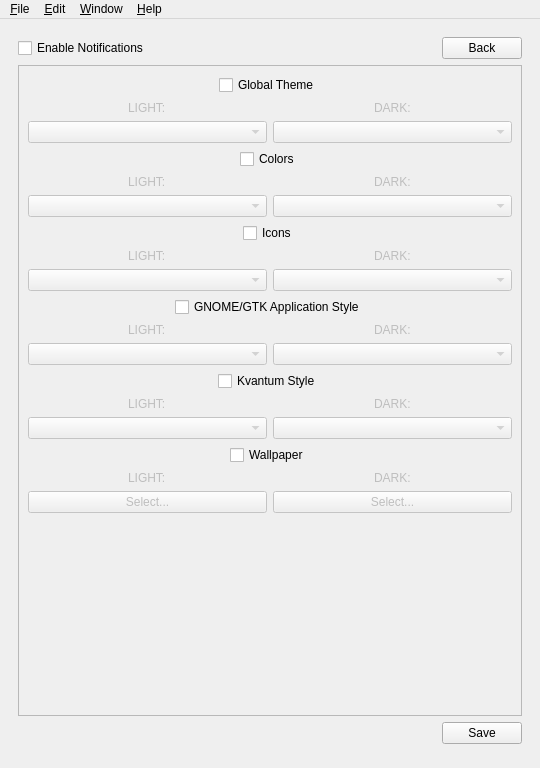
Above: src/ui/mainwindow.ui from baduhai/Koi before the change. Below: the same form after it.
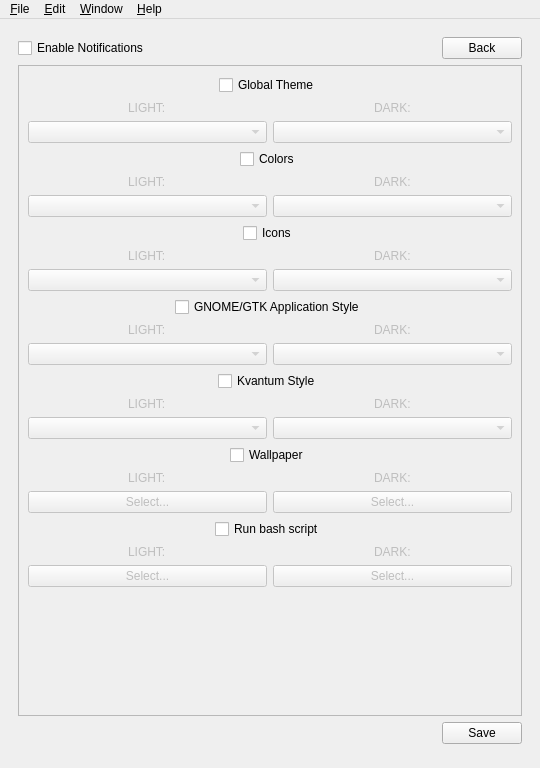
That is the form after the change. The open tabs and pages were chosen to show the change. Icons and pictures are not drawn. Custom widgets are drawn as their Qt base class.

Commit message:
Adding option to run bash scripts at light/dark shift (#96)
* Added run a custom Bash script functionality

* Added `which bash` functionality to replace hardcoded `bin/bash` string, fixed typo in `mainwindow.ui`

```diff
--- a/src/ui/mainwindow.ui
+++ b/src/ui/mainwindow.ui
@@ -677,6 +677,77 @@
               </item>
              </layout>
             </item>
+            <item row="7" column="0" colspan="2">
+              <layout class="QVBoxLayout" name="script">
+               <item alignment="Qt::AlignmentFlag::AlignHCenter">
+                <widget class="QCheckBox" name="scriptCheckBox">
+                 <property name="text">
+                  <string>Run bash script</string>
+                 </property>
+                </widget>
+               </item>
+               <item>
+                <layout class="QHBoxLayout" name="horizontalLayout_16">
+                 <item alignment="Qt::AlignmentFlag::AlignHCenter">
+                  <widget class="QLabel" name="lightScript">
+                   <property name="enabled">
+                    <bool>false</bool>
+                   </property>
+                   <property name="text">
+                    <string>LIGHT:</string>
+                   </property>
+                  </widget>
+                 </item>
+                 <item alignment="Qt::AlignmentFlag::AlignHCenter">
+                  <widget class="QLabel" name="darkScript">
+                   <property name="enabled">
+                    <bool>false</bool>
+                   </property>
+                   <property name="text">
+                    <string>DARK:</string>
+                   </property>
+                  </widget>
+                 </item>
+                </layout>
+               </item>
+               <item>
+                <layout class="QHBoxLayout" name="horizontalLayout_17">
+                 <item>
+                  <widget class="QPushButton" name="lightScriptBtn">
+                   <property name="enabled">
+                    <bool>false</bool>
+                   </property>
+                   <property name="maximumSize">
+                    <size>
+                     <width>16777215</width>
+                     <height>16777215</height>
+                    </size>
+                   </property>
+                   <property name="text">
+                    <string>Select...</string>
+                   </property>
+                  </widget>
+                 </item>
+                 <item>
+                  <widget class="QPushButton" name="darkScriptBtn">
+                   <property name="enabled">
+                    <bool>false</bool>
+                   </property>
+                   <property name="maximumSize">
+                    <size>
+                     <width>16777215</width>
+                     <height>16777215</height>
+                    </size>
+                   </property>
+                   <property name="text">
+                    <string>Select...</string>
+                   </property>
+                  </widget>
+                 </item>
+                </layout>
+               </item>
+              </layout>
+             </item>
            </layout>
           </widget>
          </widget>
```
The commit also changes 7 other files.
